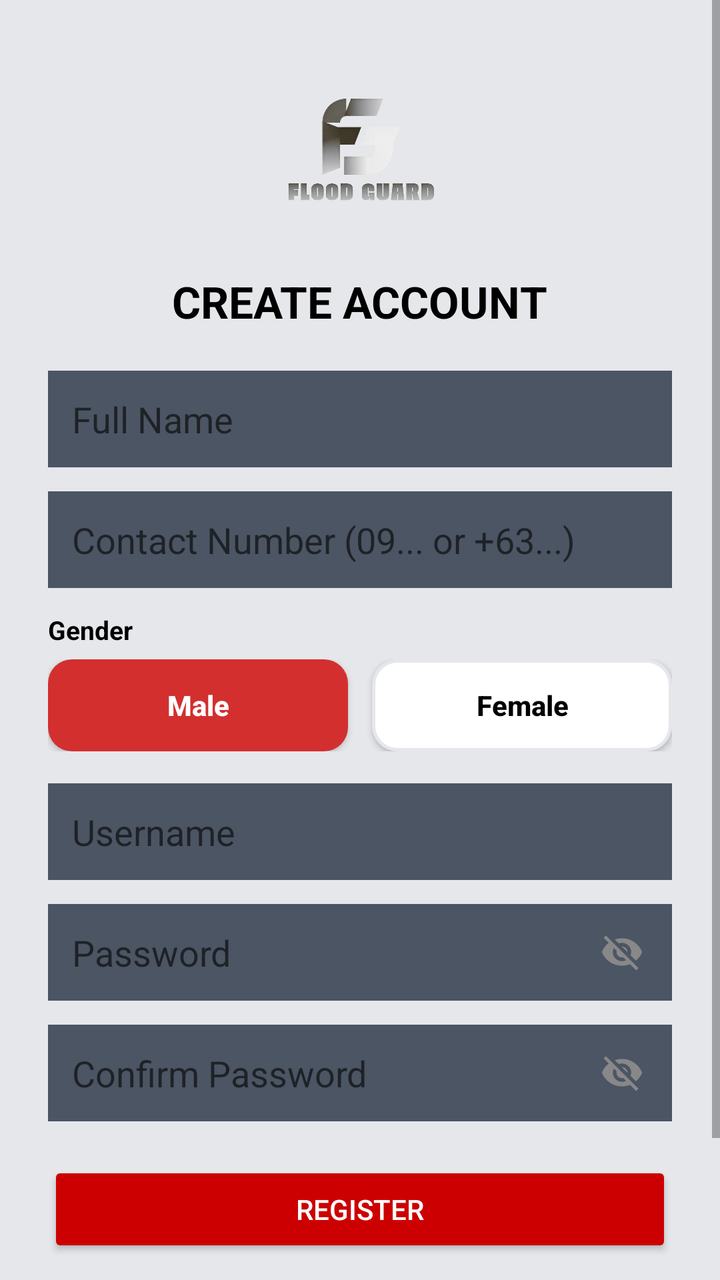
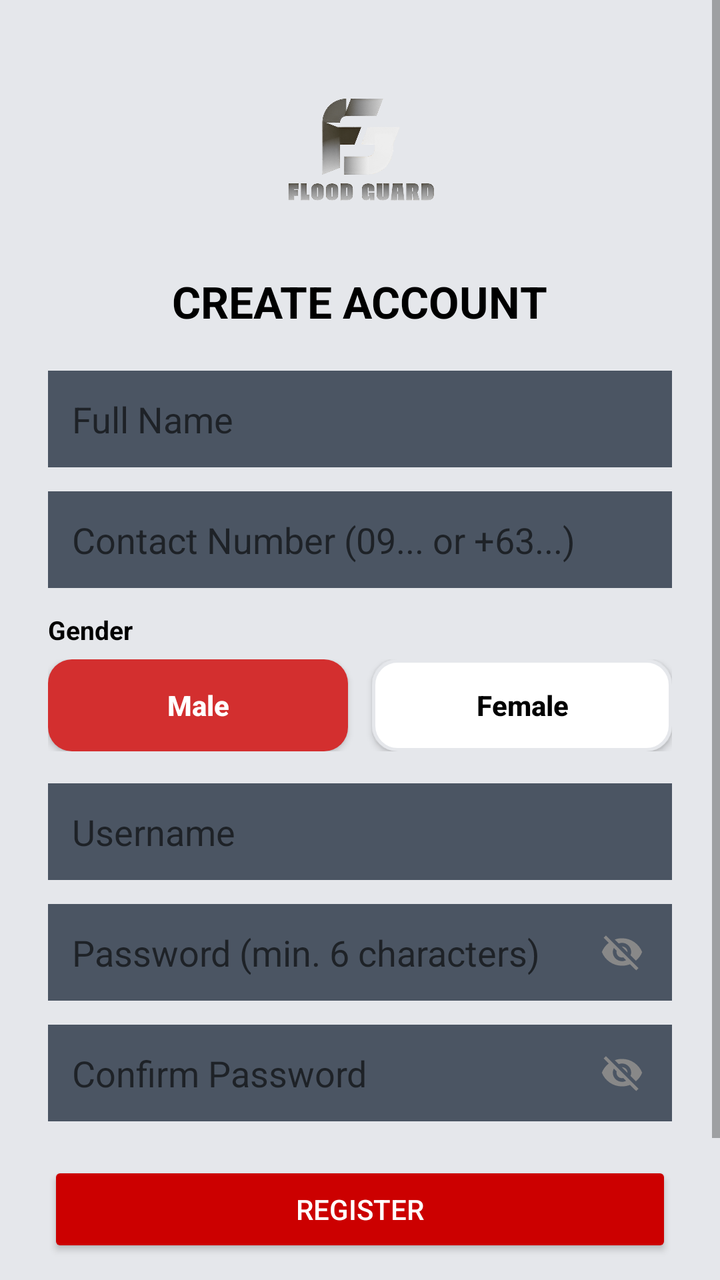

Screens rendered from an Android XML layout before and after an edit, with the pre-edit source and the edit as a unified diff.
<!-- AndroidManifest.xml: activity theme Theme.FloodGuard -->
<!-- res/layout/activity_register.xml -->
<?xml version="1.0" encoding="utf-8"?>
<ScrollView xmlns:android="http://schemas.android.com/apk/res/android"
    android:layout_width="match_parent"
    android:layout_height="match_parent"
    android:background="@color/divider_color"
    android:fillViewport="true"
    android:isScrollContainer="true"
    android:overScrollMode="ifContentScrolls"
    android:scrollbars="vertical">

    <LinearLayout
        android:layout_width="match_parent"
        android:layout_height="wrap_content"
        android:gravity="center_horizontal"
        android:orientation="vertical"
        android:padding="24dp">

        
        <ImageView
            android:layout_width="100dp"
            android:layout_height="100dp"
            android:contentDescription="FloodGuard Logo"
            android:src="@drawable/fg_logo" />

        
        <TextView
            android:layout_width="wrap_content"
            android:layout_height="wrap_content"
            android:layout_marginTop="12dp"
            android:text="CREATE ACCOUNT"
            android:textColor="@color/black"
            android:textSize="22sp"
            android:textStyle="bold" />

        
        <EditText
            android:id="@+id/fullNameField"
            android:layout_width="match_parent"
            android:layout_height="wrap_content"
            android:layout_marginTop="20dp"
            android:background="@color/text_secondary"
            android:hint="Full Name"
            android:inputType="textPersonName"
            android:padding="12dp" />

        
        <EditText
            android:id="@+id/mobileField"
            android:layout_width="match_parent"
            android:layout_height="wrap_content"
            android:layout_marginTop="12dp"
            android:background="@color/text_secondary"
            android:hint="Contact Number (09... or +63...)"
            android:inputType="phone"
            android:padding="12dp" />

        
        <TextView
            android:layout_width="match_parent"
            android:layout_height="wrap_content"
            android:layout_marginTop="12dp"
            android:layout_marginBottom="6dp"
            android:text="Gender"
            android:textColor="@color/black"
            android:textSize="13sp"
            android:textStyle="bold" />

        <LinearLayout
            android:layout_width="match_parent"
            android:layout_height="46dp"
            android:layout_marginBottom="4dp"
            android:orientation="horizontal">

            <Button
                android:id="@+id/btnRegMale"
                android:layout_width="0dp"
                android:layout_height="match_parent"
                android:layout_marginEnd="6dp"
                android:layout_weight="1"
                android:background="@drawable/btn_severity_selected"
                android:text="Male"
                android:textAllCaps="false"
                android:textColor="@android:color/white"
                android:textSize="14sp"
                android:textStyle="bold" />

            <Button
                android:id="@+id/btnRegFemale"
                android:layout_width="0dp"
                android:layout_height="match_parent"
                android:layout_marginStart="6dp"
                android:layout_weight="1"
                android:background="@drawable/btn_severity_default"
                android:text="Female"
                android:textAllCaps="false"
                android:textColor="@android:color/black"
                android:textSize="14sp"
                android:textStyle="bold" />
        </LinearLayout>

        
        <EditText
            android:id="@+id/regUsernameField"
            android:layout_width="match_parent"
            android:layout_height="wrap_content"
            android:layout_marginTop="12dp"
            android:background="@color/text_secondary"
            android:hint="Username"
            android:padding="12dp" />

        
        <RelativeLayout
            android:layout_width="match_parent"
            android:layout_height="wrap_content"
            android:layout_marginTop="12dp">

            <EditText
                android:id="@+id/regPasswordField"
                android:layout_width="match_parent"
                android:layout_height="wrap_content"
                android:background="@color/text_secondary"
                android:hint="Password"
                android:inputType="textPassword"
                android:paddingStart="12dp"
                android:paddingTop="12dp"
                android:paddingEnd="46dp"
                android:paddingBottom="12dp" />

            <ImageView
                android:id="@+id/toggleRegPassword"
                android:layout_width="26dp"
                android:layout_height="26dp"
                android:layout_alignParentEnd="true"
                android:layout_centerVertical="true"
                android:layout_marginEnd="12dp"
                android:clickable="true"
                android:contentDescription="Toggle Password Visibility"
                android:focusable="true"
                android:padding="2dp"
                android:src="@drawable/ic_visibility_off" />
        </RelativeLayout>

        
        <RelativeLayout
            android:layout_width="match_parent"
            android:layout_height="wrap_content"
            android:layout_marginTop="12dp">

            <EditText
                android:id="@+id/confirmPasswordField"
                android:layout_width="match_parent"
                android:layout_height="wrap_content"
                android:background="@color/text_secondary"
                android:hint="Confirm Password"
                android:inputType="textPassword"
                android:paddingStart="12dp"
                android:paddingTop="12dp"
                android:paddingEnd="46dp"
                android:paddingBottom="12dp" />

            <ImageView
                android:id="@+id/toggleConfirmPassword"
                android:layout_width="26dp"
                android:layout_height="26dp"
                android:layout_alignParentEnd="true"
                android:layout_centerVertical="true"
                android:layout_marginEnd="12dp"
                android:clickable="true"
                android:contentDescription="Toggle Confirm Password Visibility"
                android:focusable="true"
                android:padding="2dp"
                android:src="@drawable/ic_visibility_off" />
        </RelativeLayout>

        
        <Button
            android:id="@+id/registerButton"
            android:layout_width="match_parent"
            android:layout_height="wrap_content"
            android:layout_marginTop="20dp"
            android:backgroundTint="@android:color/holo_red_dark"
            android:text="REGISTER"
            android:textColor="@color/app_bg" />

        
        <LinearLayout
            android:layout_width="wrap_content"
            android:layout_height="wrap_content"
            android:layout_marginTop="16dp"
            android:layout_marginBottom="32dp"
            android:gravity="center"
            android:orientation="horizontal">

            <TextView
                android:layout_width="wrap_content"
                android:layout_height="wrap_content"
                android:text="Already have an account?"
                android:textColor="@color/black" />

            <TextView
                android:id="@+id/loginLink"
                android:layout_width="wrap_content"
                android:layout_height="wrap_content"
                android:text=" LOG IN"
                android:textColor="@color/light_blue_900"
                android:textStyle="bold" />
        </LinearLayout>

    </LinearLayout>
</ScrollView>
<!-- resources referenced by this layout -->
<resources>
  <color name="app_bg">#FFFFFF</color>
  <color name="black">#FF000000</color>
  <color name="divider_color">#E5E7EB</color>
  <color name="light_blue_900">#FF01579B</color>
  <color name="text_secondary">#4B5563</color>
  <!-- drawable btn_severity_default (drawable) -->
  <?xml version="1.0" encoding="utf-8"?>
  <shape xmlns:android="http://schemas.android.com/apk/res/android"
      android:shape="rectangle">
      <solid android:color="@color/card_bg" />
      <corners android:radius="12dp" />
      <stroke
          android:width="1.5dp"
          android:color="@color/card_stroke" />
  </shape>
  <!-- drawable btn_severity_selected (drawable) -->
  <?xml version="1.0" encoding="utf-8"?>
  <shape xmlns:android="http://schemas.android.com/apk/res/android"
      android:shape="rectangle">
      <solid android:color="#D32F2F" />
      <corners android:radius="12dp" />
  </shape>
  <!-- drawable fg_logo: png bitmap (drawable, 602634 bytes) -->
  <!-- drawable ic_visibility_off (drawable) -->
  <vector xmlns:android="http://schemas.android.com/apk/res/android"
      android:width="24dp"
      android:height="24dp"
      android:viewportWidth="24"
      android:viewportHeight="24">
      <path
          android:fillColor="#888888"
          android:pathData="M12,7c2.76,0 5,2.24 5,5 0,0.65 -0.13,1.26 -0.36,1.82l2.92,2.92c1.51,-1.26 2.7,-2.89 3.44,-4.74 -1.73,-4.39 -6,-7.5 -11,-7.5 -1.4,0 -2.74,0.25 -3.98,0.7l2.16,2.16C10.74,7.13 11.35,7 12,7zM2,4.27l2.28,2.28 0.46,0.46C3.08,8.3 1.78,10.02 1,12c1.73,4.39 6,7.5 11,7.5 1.55,0 3.03,-0.3 4.38,-0.84l0.42,0.42L19.73,22 21,20.73 3.27,3 2,4.27zM7.53,9.8l1.55,1.55c-0.05,0.21 -0.08,0.43 -0.08,0.65 0,1.66 1.34,3 3,3 0.22,0 0.44,-0.03 0.65,-0.08l1.55,1.55c-0.67,0.33 -1.41,0.53 -2.2,0.53 -2.76,0 -5,-2.24 -5,-5 0,-0.79 0.2,-1.53 0.53,-2.2zm4.31,-0.78l3.15,3.15 0.02,-0.16c0,-1.66 -1.34,-3 -3,-3l-0.17,0.01z"/>
  </vector>
  <style name="Theme.FloodGuard" parent="Theme.AppCompat.DayNight.NoActionBar">
          <item name="windowActionBar">false</item>
          <item name="windowNoTitle">true</item>
      </style>
  <color name="card_bg">#FFFFFF</color>
  <color name="card_stroke">#E5E7EB</color>
</resources>

<!-- the commit's change to res/layout/activity_register.xml (unified diff, before → after) -->
@@ -119,7 +119,7 @@
                 android:layout_width="match_parent"
                 android:layout_height="wrap_content"
                 android:background="@color/text_secondary"
-                android:hint="Password"
+                android:hint="Password (min. 6 characters)"
                 android:inputType="textPassword"
                 android:paddingStart="12dp"
                 android:paddingTop="12dp"
